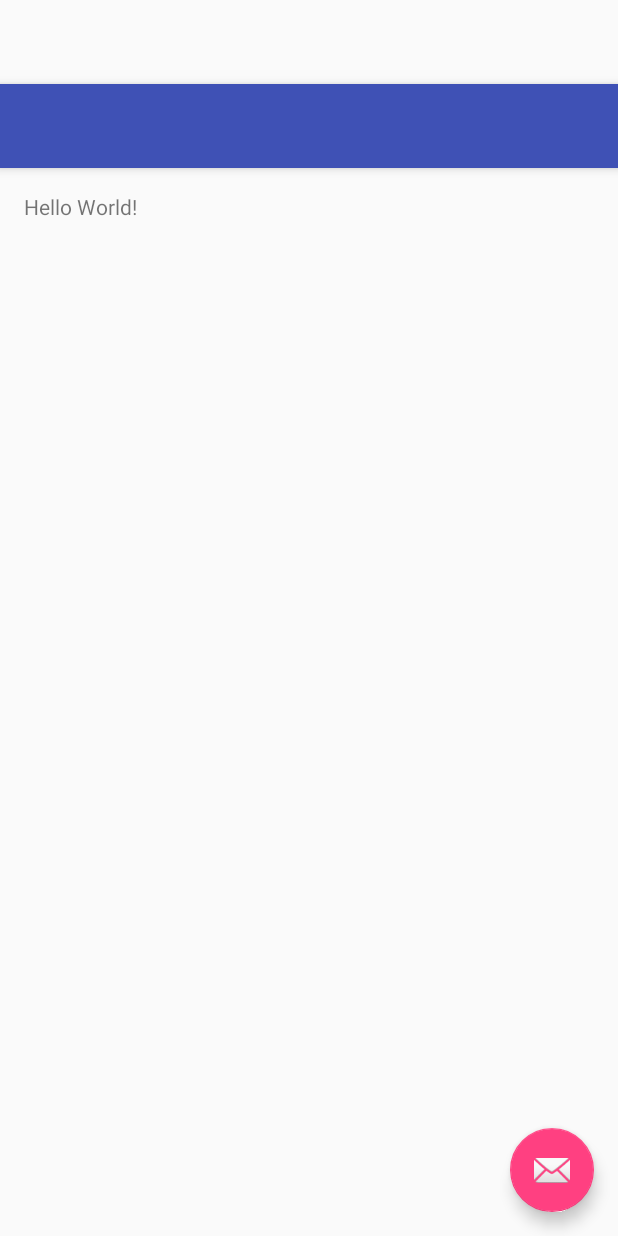
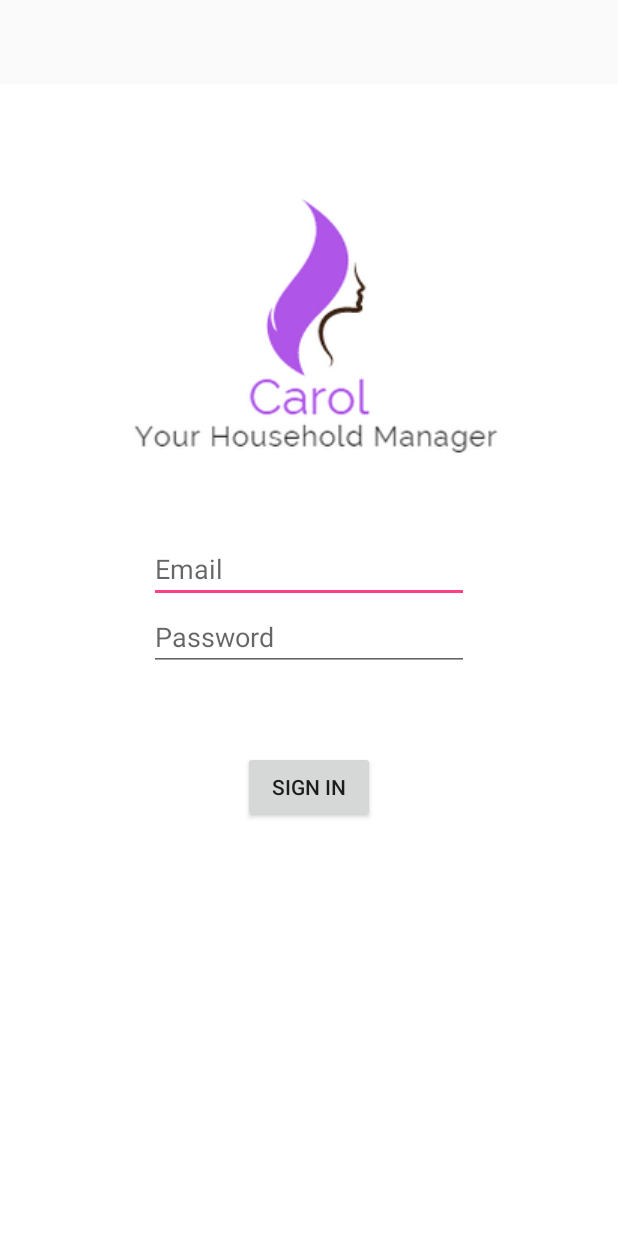
Before and after one commit to crinchiera/CarolMobileApp, an Android app: the layout activity_login.xml on its own in the app's theme, with its tools: preview values and no code run, on a phone screen of 412 x 824 dp. Run offline under Robolectric (Android 15) with nearby library versions, the phone set to English and light mode, and no system bars.

```diff
--- a/app/build.gradle
+++ b/app/build.gradle
@@ -24,4 +24,6 @@ dependencies {
     testCompile 'junit:junit:4.12'
     compile 'com.android.support:appcompat-v7:23.2.1'
     compile 'com.android.support:design:23.2.1'
+    compile 'org.roboguice:roboguice:3.0.1'
+    provided 'org.roboguice:roboblender:3.0.1'
 }
--- a/app/src/main/AndroidManifest.xml
+++ b/app/src/main/AndroidManifest.xml
@@ -9,7 +9,7 @@
         android:supportsRtl="true"
         android:theme="@style/AppTheme">
         <activity
-            android:name=".MainActivity"
+            android:name=".LoginActivity"
             android:label="@string/app_name"
             android:theme="@style/AppTheme.NoActionBar">
             <intent-filter>
--- a/app/src/main/java/com/example/wildcat/carol/MainActivity.java
+++ b/app/src/main/java/com/example/wildcat/carol/LoginActivity.java
@@ -1,31 +1,18 @@
 package com.example.wildcat.carol;
 
 import android.os.Bundle;
-import android.support.design.widget.FloatingActionButton;
-import android.support.design.widget.Snackbar;
-import android.support.v7.app.AppCompatActivity;
-import android.support.v7.widget.Toolbar;
-import android.view.View;
 import android.view.Menu;
 import android.view.MenuItem;
 
-public class MainActivity extends AppCompatActivity {
+import roboguice.activity.RoboActivity;
+import roboguice.inject.ContentView;
+
+@ContentView(R.layout.activity_login)
+public class LoginActivity extends RoboActivity {
 
     @Override
     protected void onCreate(Bundle savedInstanceState) {
         super.onCreate(savedInstanceState);
-        setContentView(R.layout.activity_main);
-        Toolbar toolbar = (Toolbar) findViewById(R.id.toolbar);
-        setSupportActionBar(toolbar);
-
-        FloatingActionButton fab = (FloatingActionButton) findViewById(R.id.fab);
-        fab.setOnClickListener(new View.OnClickListener() {
-            @Override
-            public void onClick(View view) {
-                Snackbar.make(view, "Replace with your own action", Snackbar.LENGTH_LONG)
-                        .setAction("Action", null).show();
-            }
-        });
     }
 
     @Override
--- a/app/src/main/res/layout/activity_main.xml
+++ b/app/src/main/res/layout/activity_login.xml
@@ -5,30 +5,17 @@
     android:layout_width="match_parent"
     android:layout_height="match_parent"
     android:fitsSystemWindows="true"
-    tools:context="com.example.wildcat.carol.MainActivity">
+    tools:context=".LoginActivity">
 
     <android.support.design.widget.AppBarLayout
         android:layout_width="match_parent"
         android:layout_height="wrap_content"
         android:theme="@style/AppTheme.AppBarOverlay">
 
-        <android.support.v7.widget.Toolbar
-            android:id="@+id/toolbar"
-            android:layout_width="match_parent"
-            android:layout_height="?attr/actionBarSize"
-            android:background="?attr/colorPrimary"
-            app:popupTheme="@style/AppTheme.PopupOverlay" />
 
     </android.support.design.widget.AppBarLayout>
 
     <include layout="@layout/content_main" />
 
-    <android.support.design.widget.FloatingActionButton
-        android:id="@+id/fab"
-        android:layout_width="wrap_content"
-        android:layout_height="wrap_content"
-        android:layout_gravity="bottom|end"
-        android:layout_margin="@dimen/fab_margin"
-        android:src="@android:drawable/ic_dialog_email" />
 
 </android.support.design.widget.CoordinatorLayout>
--- a/app/src/main/res/layout/content_main.xml
+++ b/app/src/main/res/layout/content_main.xml
@@ -9,11 +9,48 @@
     android:paddingRight="@dimen/activity_horizontal_margin"
     android:paddingTop="@dimen/activity_vertical_margin"
     app:layout_behavior="@string/appbar_scrolling_view_behavior"
-    tools:context="com.example.wildcat.carol.MainActivity"
-    tools:showIn="@layout/activity_main">
+    tools:context=".LoginActivity"
+    tools:showIn="@layout/activity_login"
+    android:background="@color/white">
 
-    <TextView
+
+    <ImageView
         android:layout_width="wrap_content"
         android:layout_height="wrap_content"
-        android:text="Hello World!" />
+        android:src="@drawable/carollogin"
+        android:layout_marginTop="37dp"
+        android:layout_alignParentTop="true"
+        android:layout_centerHorizontal="true"
+        android:id="@+id/imageView" />
+
+    <EditText
+        android:layout_width="wrap_content"
+        android:layout_height="wrap_content"
+        android:inputType="textEmailAddress"
+        android:hint="Email"
+        android:ems="10"
+        android:id="@+id/editText"
+        android:layout_below="@+id/imageView"
+        android:layout_alignLeft="@+id/editText2"
+        android:layout_alignStart="@+id/editText2"
+        android:layout_marginTop="34dp" />
+
+    <EditText
+        android:layout_width="wrap_content"
+        android:layout_height="wrap_content"
+        android:inputType="textPassword"
+        android:ems="10"
+        android:hint="Password"
+        android:id="@+id/editText2"
+        android:layout_below="@+id/editText"
+        android:layout_centerHorizontal="true" />
+
+    <Button
+        android:layout_width="wrap_content"
+        android:layout_height="wrap_content"
+        android:text="Sign In"
+        android:id="@+id/button"
+        android:layout_below="@+id/editText2"
+        android:layout_centerHorizontal="true"
+        android:layout_marginTop="53dp" />
 </RelativeLayout>
--- a/app/src/main/res/menu/menu_main.xml
+++ b/app/src/main/res/menu/menu_main.xml
@@ -1,7 +1,7 @@
 <menu xmlns:android="http://schemas.android.com/apk/res/android"
     xmlns:app="http://schemas.android.com/apk/res-auto"
     xmlns:tools="http://schemas.android.com/tools"
-    tools:context="com.example.wildcat.carol.MainActivity">
+    tools:context=".LoginActivity">
     <item
         android:id="@+id/action_settings"
         android:orderInCategory="100"
--- a/app/src/main/res/values/colors.xml
+++ b/app/src/main/res/values/colors.xml
@@ -3,4 +3,5 @@
     <color name="colorPrimary">#3F51B5</color>
     <color name="colorPrimaryDark">#303F9F</color>
     <color name="colorAccent">#FF4081</color>
+    <color name="white">#FFFFFF</color>
 </resources>
```
Also changed, not shown: app/src/main/CarolLogo-web.png (added), app/src/main/res/drawable/carollogin.png (added).
